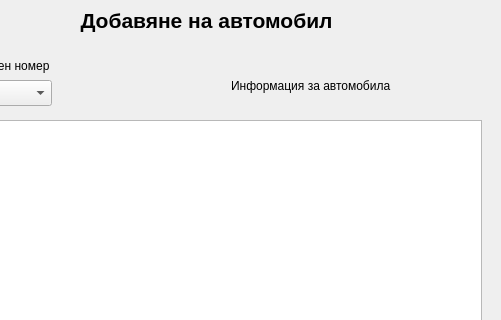
JohnnyBrawo/CarServ, file findauto.ui: the form before one commit; both pictures show x 89 to 590 and y 0 to 320 of the 590 by 538 pixel window.
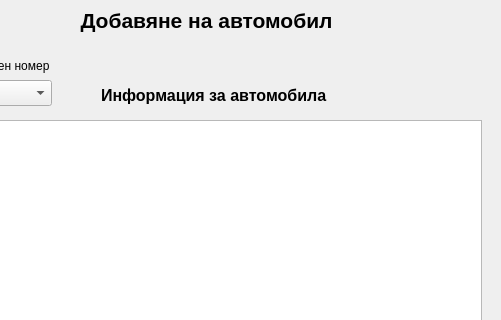
The form after the commit.

Diff of the .ui file:
```diff
--- a/findauto.ui
+++ b/findauto.ui
@@ -110,12 +110,19 @@
   <widget class="QLabel" name="L_FindExistingAuto_Info">
    <property name="geometry">
     <rect>
-     <x>320</x>
-     <y>70</y>
-     <width>211</width>
+     <x>190</x>
+     <y>80</y>
+     <width>261</width>
      <height>31</height>
     </rect>
    </property>
+   <property name="font">
+    <font>
+     <pointsize>12</pointsize>
+     <weight>75</weight>
+     <bold>true</bold>
+    </font>
+   </property>
    <property name="text">
     <string>Информация за автомобила</string>
    </property>
```
